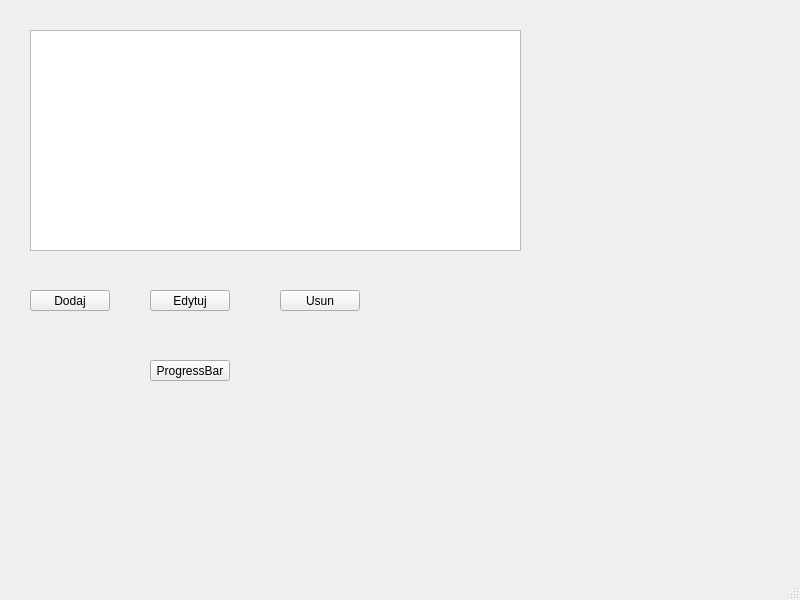
Qt form mainwindow.ui (mgrebla/QT-SQLite-database-browser) before a commit.
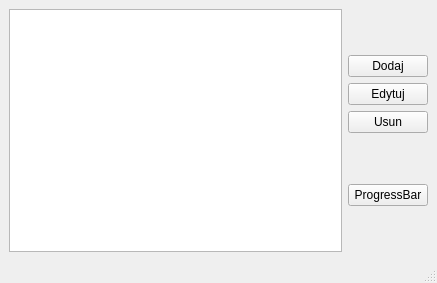
The same form after that commit.

Commit message: Changed layouts, added msg dialogs, added #pragma once, MyThread fixes

The edit to the form file:
```diff
--- a/mainwindow.ui
+++ b/mainwindow.ui
@@ -6,76 +6,47 @@
    <rect>
     <x>0</x>
     <y>0</y>
-    <width>800</width>
-    <height>600</height>
+    <width>437</width>
+    <height>283</height>
    </rect>
   </property>
   <property name="windowTitle">
    <string>MainWindow</string>
   </property>
   <widget class="QWidget" name="centralwidget">
-   <widget class="QTableView" name="tableView">
-    <property name="geometry">
-     <rect>
-      <x>30</x>
-      <y>30</y>
-      <width>491</width>
-      <height>221</height>
-     </rect>
-    </property>
-   </widget>
+   <layout class="QGridLayout" name="gridLayout">
+    <item row="3" column="1">
+     <widget class="QPushButton" name="pbUsun">
+      <property name="text">
+       <string>Usun</string>
+      </property>
+     </widget>
+    </item>
+    <item row="1" column="1">
    <widget class="QPushButton" name="pbDodaj">
-    <property name="geometry">
-     <rect>
-      <x>30</x>
-      <y>290</y>
-      <width>80</width>
-      <height>21</height>
-     </rect>
-    </property>
     <property name="text">
      <string>Dodaj</string>
     </property>
    </widget>
+    </item>
+    <item row="0" column="0" rowspan="7">
+     <widget class="QTableView" name="tableView"/>
+    </item>
+    <item row="2" column="1">
    <widget class="QPushButton" name="pbEdytuj">
-    <property name="geometry">
-     <rect>
-      <x>150</x>
-      <y>290</y>
-      <width>80</width>
-      <height>21</height>
-     </rect>
-    </property>
     <property name="text">
      <string>Edytuj</string>
     </property>
    </widget>
-   <widget class="QPushButton" name="pbUsun">
-    <property name="geometry">
-     <rect>
-      <x>280</x>
-      <y>290</y>
-      <width>80</width>
-      <height>21</height>
-     </rect>
-    </property>
-    <property name="text">
-     <string>Usun</string>
-    </property>
-   </widget>
+    </item>
+    <item row="5" column="1">
    <widget class="QPushButton" name="pbProgressBar">
-    <property name="geometry">
-     <rect>
-      <x>150</x>
-      <y>360</y>
-      <width>80</width>
-      <height>21</height>
-     </rect>
-    </property>
     <property name="text">
      <string>ProgressBar</string>
     </property>
    </widget>
+    </item>
+   </layout>
   </widget>
   <widget class="QMenuBar" name="menubar">
    <property name="geometry">
```
Left out of the diff: 2 changed lines with no effect on the pictures. Lines whose indentation alone changed are shown as unchanged. The commit also changes 14 other files.
